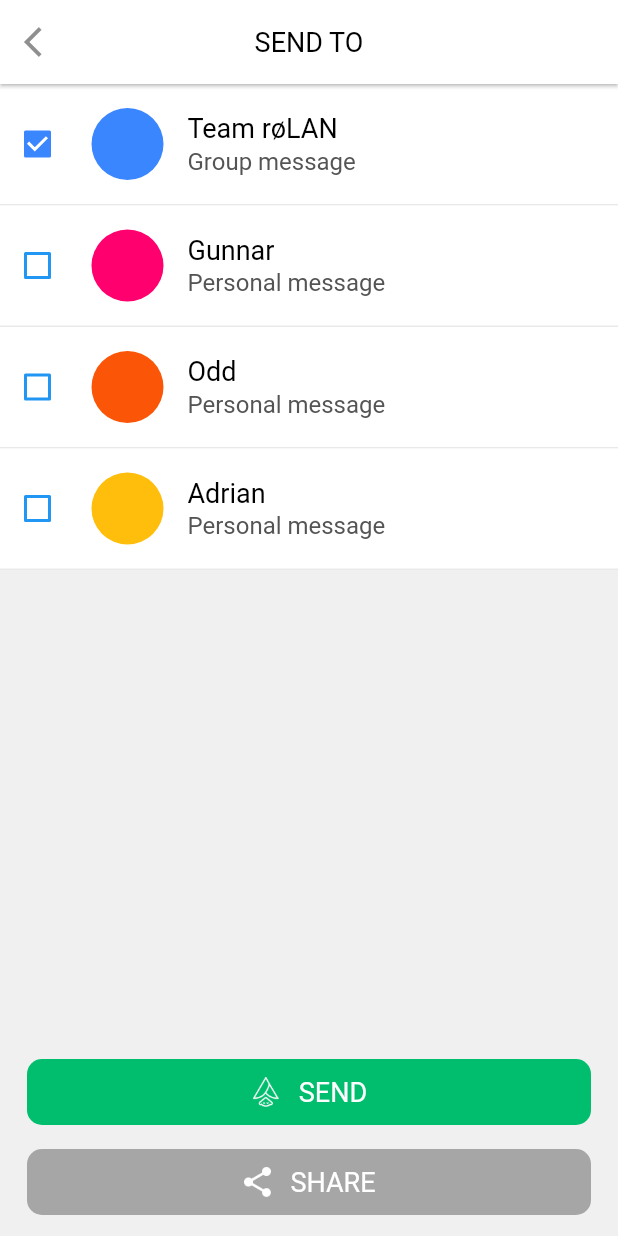
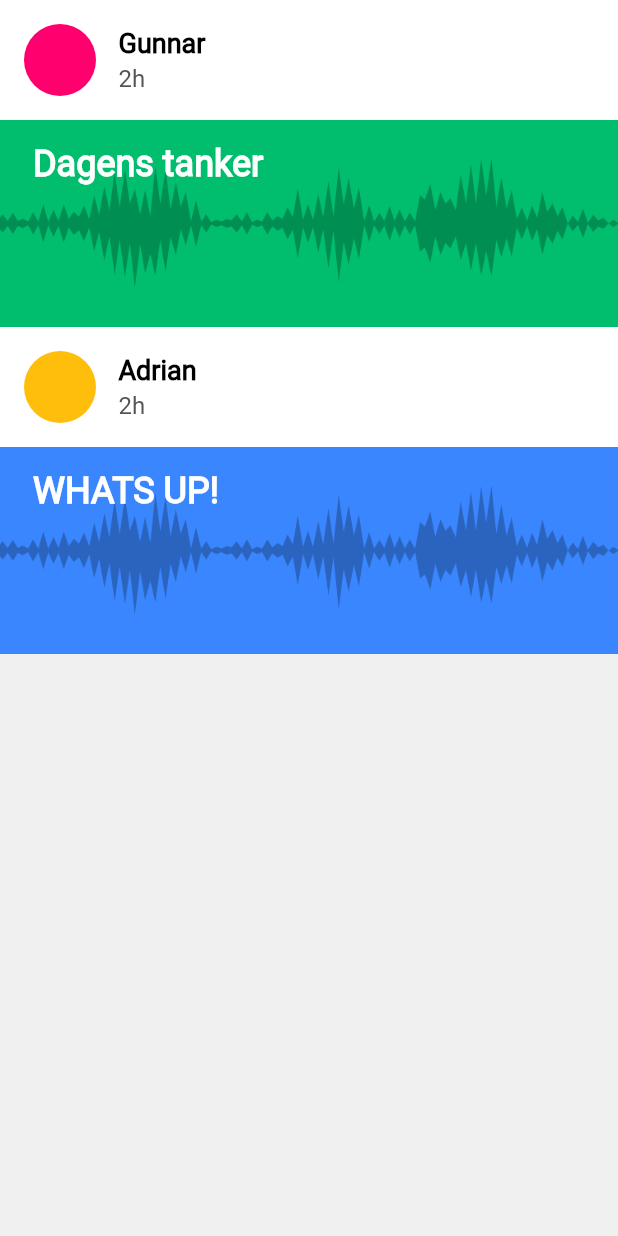
Before and after one commit to Niravoo7/voiceit, a Flutter app: the SendToScreen screen opened directly, after a tap on "SHARE", on a phone screen of 412 x 824 dp. Run offline on Flutter 3.47's test engine with Material 2 defaults, Android fonts, the phone set to English and light mode, and no system bars; our stand-ins replace fluttertoast, shared_preferences; accounts and stored records are empty.

Commit message:
Team Chat Screen create_profile_screen

```diff
--- a/lib/helper/constants.dart
+++ b/lib/helper/constants.dart
@@ -35,6 +35,8 @@ class AppConstants {
   static const Color clrGreyTex = Color(0xFFB0B0B0);
   static const Color clrGreyBorder = Color(0xFFBBBBBB);
   static const Color clrGreyBG = Color(0xFFD6D6D6);
+  static const Color clrGreyChatTextField = Color(0xFFEBEBEB);
+  static const Color clrGreySendIcon = Color(0xFFCACACA);
 
   //fonts
   static const String fontRoboto = "Roboto";
@@ -141,4 +143,6 @@ class AppConstants {
   static const String str_messageFromGunnar = 'Message from Gunnar';
   static const String str_team = 'Team RøLAN';
   static const String str_voiceBack = 'VOICE BACK!';
+  static const String str_groupVoice = 'Group voice';
+  static const String str_writeYourReply = 'Write your reply...';
 }
--- a/lib/helper/dialogues.dart
+++ b/lib/helper/dialogues.dart
@@ -84,7 +84,7 @@ void onLoading(BuildContext context, String strMessage) {
   );
 }
 
-/*Future<bool> onWillPops(BuildContext context) {
+Future<bool> onWillPops(BuildContext context) {
   return showDialog(
         context: context,
         // ignore: deprecated_member_use
@@ -104,4 +104,4 @@ void onLoading(BuildContext context, String strMessage) {
         ),
       ) ??
       false;
-}*/
+}
--- a/lib/screen/main_module/main_screen.dart
+++ b/lib/screen/main_module/main_screen.dart
@@ -57,7 +57,7 @@ class MainScreenState extends State<MainScreen> {
     return WillPopScope(
       onWillPop: () async {
         if (!navigatorKeys[currentTab].currentState.canPop()) {
-         // onWillPops(context);
+          onWillPops(context);
         } else {
           !await navigatorKeys[currentTab].currentState.maybePop();
         }
--- a/lib/screen/main_module/messages/send_to_screen.dart
+++ b/lib/screen/main_module/messages/send_to_screen.dart
@@ -6,6 +6,7 @@ import 'package:voiceit/custom_widget/divider_widget.dart';
 import 'package:voiceit/custom_widget/text_widget.dart';
 import 'package:voiceit/helper/constants.dart';
 import 'package:voiceit/model/messages_send_to_model.dart';
+import 'package:voiceit/screen/main_module/profile/create_profile_screen.dart';
 
 import 'new_post_screen.dart';
 
@@ -127,7 +128,9 @@ class _SendToScreenState extends State<SendToScreen> {
                         AppConstants.clrTabCreate, AppConstants.img_union)),
                 Container(
                     margin: EdgeInsets.symmetric(horizontal: 18, vertical: 12),
-                    child: ButtonWidget(context, AppConstants.str_shae, () {},
+                    child: ButtonWidget(context, AppConstants.str_shae, () {
+                      Navigator.push(context,MaterialPageRoute(builder: (context)=>CreateProfileScreen()));
+                    },
                         AppConstants.clrBtnBG, AppConstants.img_share))
               ],
             )
--- /dev/null
+++ b/lib/screen/main_module/profile/create_profile_screen.dart
@@ -0,0 +1,112 @@
+import 'package:flutter/material.dart';
+import 'package:voiceit/custom_widget/text_widget.dart';
+import 'package:voiceit/helper/constants.dart';
+
+class CreateProfileScreen extends StatefulWidget {
+  @override
+  _CreateProfileScreenState createState() => _CreateProfileScreenState();
+}
+
+class _CreateProfileScreenState extends State<CreateProfileScreen> {
+
+  List<TempModel> tempModel = List<TempModel>();
+  @override
+  void initState() {
+    // TODO: implement initState
+    super.initState();
+
+    tempModel.add(TempModel(AppConstants.clrTabNotifications,'Gunnar','2h','Dagens tanker',AppConstants.clrTabCreate));
+    tempModel.add(TempModel(AppConstants.clrTabSearch,'Adrian','2h','WHATS UP!',AppConstants.clrTabProfile));
+  }
+  @override
+  Widget build(BuildContext context) {
+    return Scaffold(
+      backgroundColor: AppConstants.clrScreenBG,
+      body: ListView.builder(
+          itemCount: tempModel.length,
+          itemBuilder: (context, index) {
+        return Column(
+
+          children: [
+            Container(
+              color: AppConstants.clrWhite,
+              padding: EdgeInsets.all(16),
+              child: Row(
+                children: [
+                  Container(
+                    height: 48,
+                    width: 48,
+                    margin: EdgeInsets.only(right: 15),
+                    decoration: BoxDecoration(
+                        color: tempModel[index].imageColor,
+                        shape: BoxShape.circle),
+                  ),
+                  Column(
+                    mainAxisAlignment: MainAxisAlignment.start,
+                    crossAxisAlignment: CrossAxisAlignment.start,
+                    children: [
+                      TextWidget( tempModel[index].name,
+                          textOverflow: TextOverflow.ellipsis,
+                          maxLines: 1,
+                          color: AppConstants.clrBlack,
+                          fontWeight: FontWeight.bold,
+                          textAlign: TextAlign.center,
+                          fontSize: AppConstants.size_large),
+                      Padding(
+                        padding: const EdgeInsets.only(top: 4),
+                        child: TextWidget( tempModel[index].time,
+                            textOverflow: TextOverflow.ellipsis,
+                            maxLines: 1,
+                            color: AppConstants.clrFollowers,
+                            fontWeight: FontWeight.normal,
+                            textAlign: TextAlign.center,
+                            fontSize: AppConstants.size_medium_large),
+                      ),
+
+                    ],
+                  ),
+                ],
+              ),
+            ),
+            Container(
+
+              height: 138,
+              width: MediaQuery
+                  .of(context)
+                  .size
+                  .width,
+              decoration: BoxDecoration(
+                  color: tempModel[index].bgColor,
+                  image: DecorationImage(
+                      image: AssetImage(
+                          AppConstants.img_xmlid),
+                      fit: BoxFit.cover)),
+              child:  Align(
+                alignment: Alignment.topLeft,
+                child: Padding(
+                  padding: const EdgeInsets.only(left: 22,top: 15),
+                  child: TextWidget(
+                      tempModel[index].title,
+                      textOverflow: TextOverflow.ellipsis,
+                      maxLines: 1,
+                      color: AppConstants.clrWhite,
+                      fontWeight: FontWeight.bold,
+                      textAlign: TextAlign.right,
+                      fontSize: AppConstants.size_extra_large),
+                ),
+              ),)
+          ],
+        );
+      }),
+    );
+  }
+}
+class TempModel{
+  Color imageColor;
+  String name;
+  String time;
+  String title;
+  Color bgColor;
+
+  TempModel(this.imageColor, this.name, this.time, this.title, this.bgColor);
+}
```
Also changed, not shown: lib/screen/main_module/messages/messages_screen.dart (+7 -1 lines), lib/screen/main_module/messages/team_screen.dart (added, +224 -0 lines).
